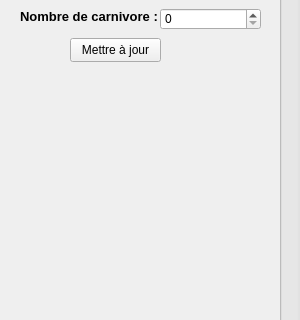
Old version of the form RTS_Engine/QtWidgetsDebugMenu.ui in the repository flo-olf-p/moteur_RTS; both pictures show x 0 to 300 and y 262 to 582 of the 300 by 1000 pixel window.
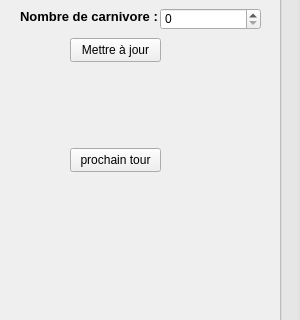
New version of the form.

Patch:
```diff
--- a/RTS_Engine/QtWidgetsDebugMenu.ui
+++ b/RTS_Engine/QtWidgetsDebugMenu.ui
@@ -177,6 +177,19 @@
     <string>Mettre à jour</string>
    </property>
   </widget>
+  <widget class="QPushButton" name="EndTurn">
+   <property name="geometry">
+    <rect>
+     <x>70</x>
+     <y>410</y>
+     <width>91</width>
+     <height>24</height>
+    </rect>
+   </property>
+   <property name="text">
+    <string>prochain tour</string>
+   </property>
+  </widget>
  </widget>
  <layoutdefault spacing="6" margin="11"/>
  <resources/>
```
